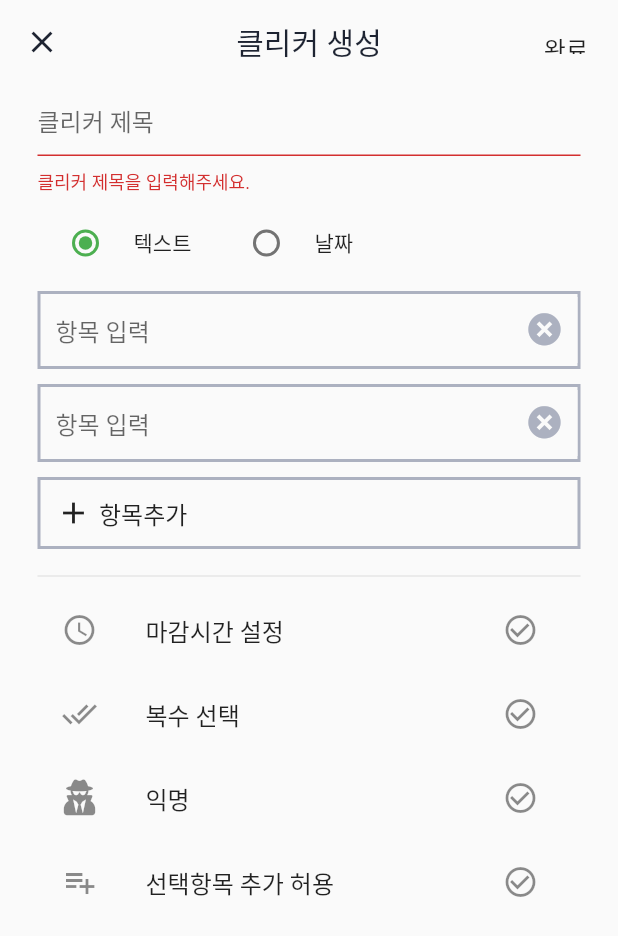
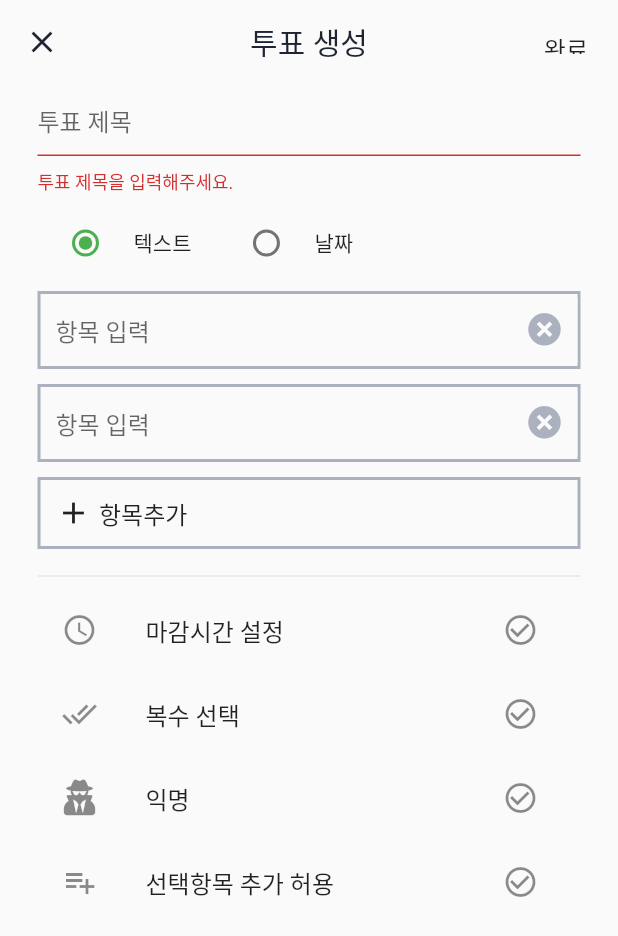
Before and after one commit to zipnyom/semble, a Flutter app: the NewClicker screen opened directly, after a tap on "완료", on a phone screen of 412 x 824 dp. Shown: the top 936 px of the screen. Run offline on Flutter 3.47's test engine with Material 2 defaults, Android fonts, the phone set to English and light mode, and no system bars; our stand-ins replace cloud_firestore, firebase_auth, fl_chart, flutter_speed_dial, flutter_svg, image_picker and 5 more; missing offline and left inert: cloud_firestore_web, firebase_auth_web, firebase_core_web, flutter_beacon, nfc_in_flutter, quill_delta and 2 more; accounts and stored records are empty; generated files the repository leaves out were written again.

Commit message:
클리커->투표로 바꾸고 mount추가.  댓글창 다시해야함

```diff
--- a/lib/src/screens/main/clicker_detail.dart
+++ b/lib/src/screens/main/clicker_detail.dart
@@ -27,7 +27,7 @@ class _ClickerDetailState extends State<ClickerDetail> {
     list = List<Response>();
     for (int i = 1; i <= 20; i++) {
       String num = i.toString();
-      list.add(new Response("클리커N", "학생$num", "yes"));
+      list.add(new Response("투표N", "학생$num", "yes"));
     }
     // for (Response model in list) {
     //   print(model.toJson());
@@ -45,7 +45,7 @@ class _ClickerDetailState extends State<ClickerDetail> {
   @override
   Widget build(BuildContext context) {
     return Scaffold(
-        appBar: customAppBar("클리커 정보", true, [
+        appBar: customAppBar("투표 정보", true, [
           Padding(
             padding: EdgeInsets.only(right: 15),
             child: CustomPopupMenuButton(
--- a/lib/src/screens/main/clicker_list.dart
+++ b/lib/src/screens/main/clicker_list.dart
@@ -44,7 +44,7 @@ class _ClickerListState extends State<ClickerList> {
     // for (int i = 1; i <= 20; i++) {
     //   String num = i.toString();
     //   list.add(Clicker(
-    //       "클리커$num", DateTime.now(), false, ["사과", "배"], [ClickerType.text]));
+    //       "투표$num", DateTime.now(), false, ["사과", "배"], [ClickerType.text]));
     // }
     // for (Clicker model in list) {
     //   print(model.toJson());
@@ -61,9 +61,11 @@ class _ClickerListState extends State<ClickerList> {
             .add(Clicker.fromJson(element.data)..documentSnapshot = element);
       });
       print(bufferList);
-      setState(() {
-        clickerList = bufferList;
-      });
+      if (this.mounted) {
+        setState(() {
+          clickerList = bufferList;
+        });
+      }
     });
   }
 
@@ -84,7 +86,7 @@ class _ClickerListState extends State<ClickerList> {
   @override
   Widget build(BuildContext context) {
     return Scaffold(
-      appBar: customAppBarLeading(context, "클리커", Icon(Icons.close), [
+      appBar: customAppBarLeading(context, "투표", Icon(Icons.close), [
         IconButton(
           iconSize: 20,
           icon: Icon(CustomIcon.pencil),
--- a/lib/src/screens/main/home_page.dart
+++ b/lib/src/screens/main/home_page.dart
@@ -98,7 +98,7 @@ class _HomePageState extends State<HomePage> {
             Navigator.push(context,
                 MaterialPageRoute(builder: (context) => ClickerList()));
           },
-          description: "클리커를 통해 학생들의 생각을 물어볼 수 있습니다.",
+          description: "투표를 통해 학생들의 생각을 물어볼 수 있습니다.",
         ),
         CAppBarItem(
           gKey: _three,
--- a/lib/src/screens/main/new_clicker.dart
+++ b/lib/src/screens/main/new_clicker.dart
@@ -23,6 +23,7 @@ class _NewClickerState extends State<NewClicker> {
   final TextEditingController titleController = TextEditingController();
   ClickerType selectedRadio = ClickerType.text;
   bool isLoading = false;
+  bool edit;
   Clicker _clicker;
 
   setSelectedRadio(ClickerType val) {
@@ -42,7 +43,8 @@ class _NewClickerState extends State<NewClicker> {
 
   @override
   void initState() {
-    if (widget.clicker != null) {
+    edit= widget.clicker != null;
+    if (edit) {
       _clicker = widget.clicker;
       titleController.text = _clicker.title;
       itemList =
@@ -98,7 +100,7 @@ class _NewClickerState extends State<NewClicker> {
         Clicker clicker =
             Clicker(title, DateTime.now(), false, choiceList, _clicker.options);
         databaseService.addItem("clicker", clicker.toJson());
-        // Navigator.pop(context);
+        Navigator.pop(context);
       }
     }
 
@@ -112,8 +114,11 @@ class _NewClickerState extends State<NewClicker> {
     }
 
     return Scaffold(
-        appBar: customAppBarLeading(context, "클리커 생성", Icon(Icons.close),
-            [RightTopTextButton(title: "완료", press: onSubmit)]),
+        appBar: customAppBarLeading(context,
+            edit ? "투표 정보" : "투표 생성", Icon(Icons.close), [
+          RightTopTextButton(
+              title: edit ? "수정" : "완료", press: onSubmit)
+        ]),
         body: Padding(
             padding: const EdgeInsets.symmetric(horizontal: 25.0),
             child: SingleChildScrollView(
@@ -207,7 +212,7 @@ class TitleFiled extends StatelessWidget {
       controller: _controller,
       validator: (String value) {
         if (value.isEmpty) {
-          return "클리커 제목을 입력해주세요.";
+          return "투표 제목을 입력해주세요.";
         }
         return null;
       },
@@ -216,7 +221,7 @@ class TitleFiled extends StatelessWidget {
         //   Icons.title,
         //   color: kPrimaryColor,
         // ),
-        hintText: "클리커 제목",
+        hintText: "투표 제목",
         // border: InputBorder.none,
       ),
     );
--- a/lib/src/widgets/spped_dial.dart
+++ b/lib/src/widgets/spped_dial.dart
@@ -19,7 +19,7 @@ class MainSpeedDial extends StatelessWidget {
           child: Icon(Icons.notification_important, color: Colors.white),
           backgroundColor: Colors.deepOrange,
           onTap: () => print('FIRST CHILD'),
-          label: '설문조사 (클리커)',
+          label: '설문조사 (투표)',
           labelStyle: TextStyle(fontWeight: FontWeight.w500),
           labelBackgroundColor: Colors.deepOrangeAccent,
         ),
```
